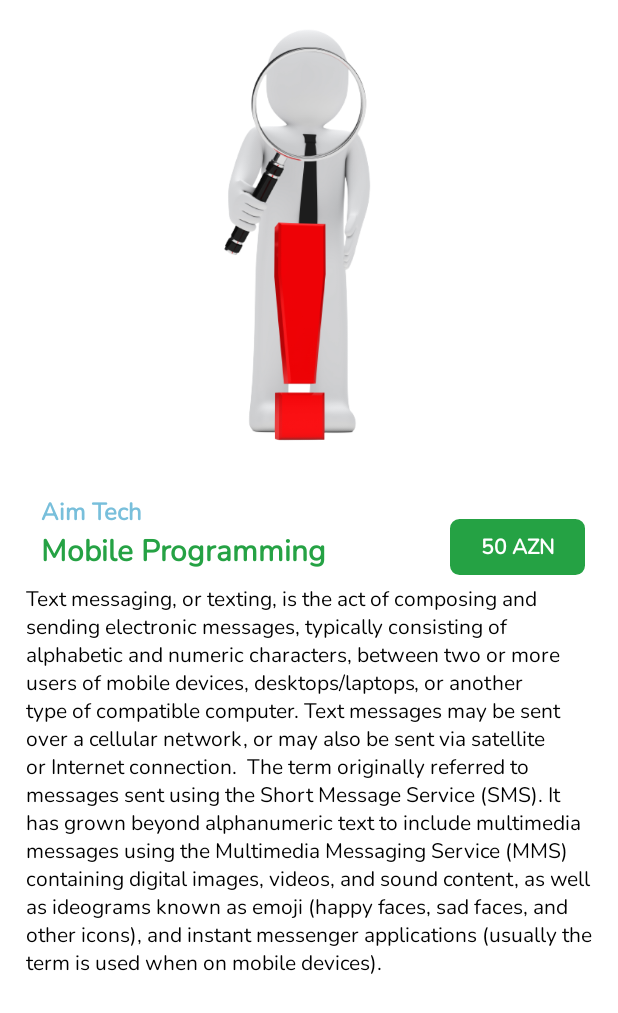
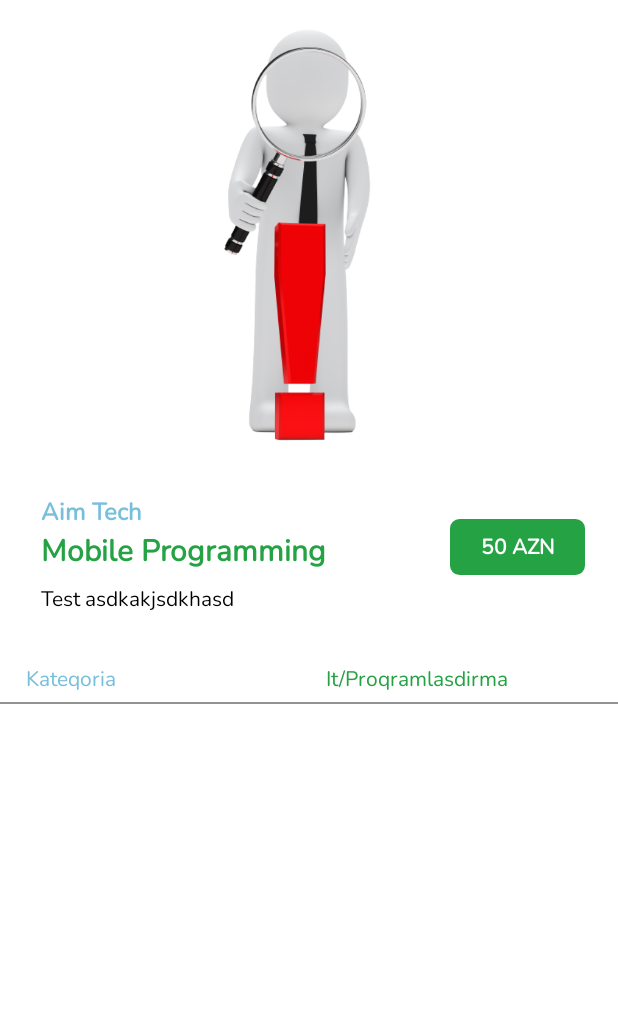
Before and after one commit to akhmeddovProfile/kurslineDemo, an Android app: the fragment ProductDetailFragment shown on its own in the app's theme, on a phone screen of 412 x 824 dp. Shown: the top 1013 px of the screen. Run offline under Robolectric (Android 15) with nearby library versions, the phone set to English and light mode, and no system bars.

Commit message:
Emin Commit

```diff
--- a/app/src/main/res/layout/fragment_product_detail.xml
+++ b/app/src/main/res/layout/fragment_product_detail.xml
@@ -59,19 +59,54 @@
             android:layout_marginStart="300dp"
             />
             <TextView
-                android:layout_width="380dp"
+                android:id="@+id/aboutCourse"
+                android:layout_width="wrap_content"
                 android:layout_height="wrap_content"
                 android:layout_below="@+id/coursecontentname"
-                android:layout_marginStart="17dp"
+                android:layout_marginStart="27dp"
                 android:layout_marginEnd="16dp"
                 android:layout_marginTop="8dp"
                 android:fontFamily="@font/nunito"
                 android:textColor="@color/black"
                 android:textSize="14sp"
-                android:text="Text messaging, or texting, is the act of composing and sending electronic messages, typically consisting of alphabetic and numeric characters, between two or more users of mobile devices, desktops/laptops, or another type of compatible computer. Text messages may be sent over a cellular network, or may also be sent via satellite or Internet connection.
+                android:text="Test asdkakjsdkhasd"
+                />
 
-The term originally referred to messages sent using the Short Message Service (SMS). It has grown beyond alphanumeric text to include multimedia messages using the Multimedia Messaging Service (MMS) containing digital images, videos, and sound content, as well as ideograms known as emoji (happy faces, sad faces, and other icons), and instant messenger applications (usually the term is used when on mobile devices)."
+            <TextView
+                android:id="@+id/catagory"
+                android:layout_width="wrap_content"
+                android:layout_height="wrap_content"
+                android:layout_below="@+id/aboutCourse"
+                android:layout_marginTop="33dp"
+                android:layout_marginStart="17dp"
+                android:text="@string/catagory"
+                android:fontFamily="@font/nunito"
+                android:textColor="@color/colorForCourseIntheMainScreen"
+                android:textSize="14sp"
                 />
+            <TextView
+                android:id="@+id/catagoryTitle"
+                android:layout_width="wrap_content"
+                android:layout_height="wrap_content"
+                android:layout_below="@+id/aboutCourse"
+                android:layout_marginTop="33dp"
+                android:layout_marginStart="217dp"
+                android:layout_marginEnd="15dp"
+                android:text="It/Proqramlasdirma"
+                android:fontFamily="@font/nunito"
+                android:textColor="@color/greenColor"
+                android:textSize="14sp"
+                />
+
+            <ImageView
+                android:layout_marginTop="5dp"
+                android:id="@+id/linearforLogo"
+                android:layout_width="match_parent"
+                android:layout_height="1dp"
+                android:layout_below="@+id/catagory"
+                android:src="@color/grayColor1"/>
+
+
 
         </RelativeLayout>
 
--- a/app/src/main/res/values/strings.xml
+++ b/app/src/main/res/values/strings.xml
@@ -12,4 +12,5 @@
     <string name="filterFromAtoZ">A-dan Z-ə</string>
     <string name="filterforPrice">Qiymətə görə</string>
     <string name="favcoursenotfound">Burada heç bir kurs tapılmadı</string>
+    <string name="catagory">Kateqoria</string>
 </resources>
```
